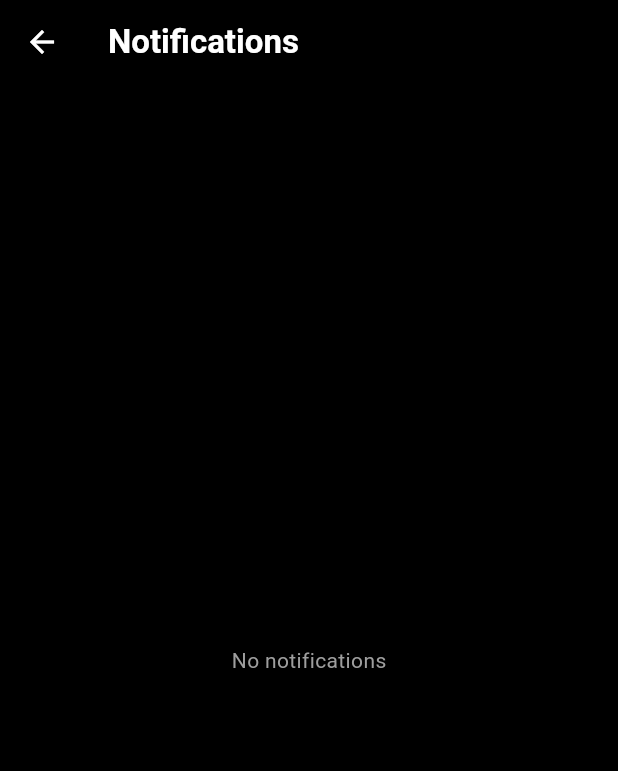
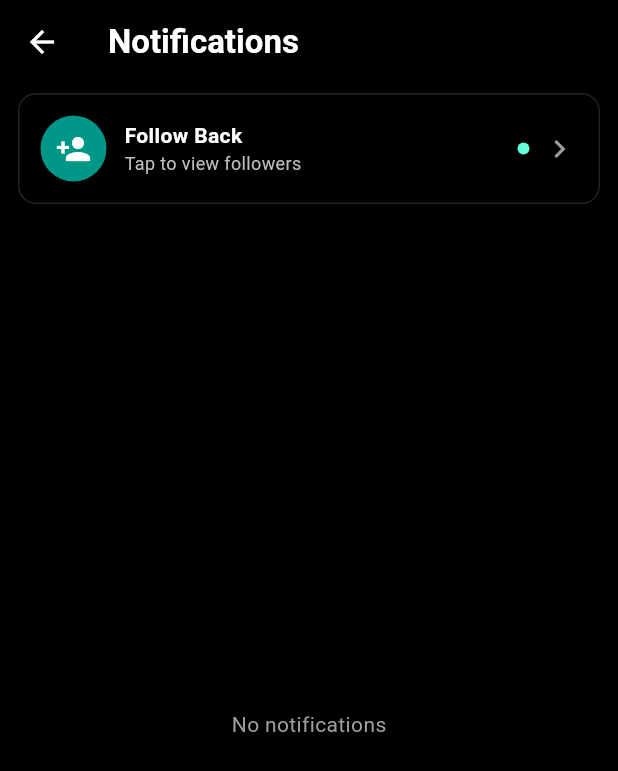
Before and after one commit to jereenajohn/My_Skates, a Flutter app: the UserNotificationPage screen opened directly, on a phone screen of 412 x 824 dp. Shown: the top 771 px of the screen. Run offline on Flutter 3.47's test engine with Material 3 defaults, Android fonts, the phone set to English and light mode, and no system bars; our stand-ins replace app_links, file_picker, fl_chart, flutter_carousel_widget, flutter_map, flutter_svg and 6 more; missing offline and left inert: razorpay_flutter; accounts and stored records are empty; network calls fail.

Commit message:
coach and user notification updated

```diff
--- a/lib/STUDENTS/user_followers_list.dart
+++ b/lib/STUDENTS/user_followers_list.dart
@@ -225,6 +225,7 @@ Widget _buildFollowerTile(Map<String, dynamic> follower) {
                           style: TextStyle(
                             fontSize: 11,
                             fontWeight: FontWeight.w600,
+                            color: Colors.white,
                           ),
                         ),
                 ),
--- a/lib/STUDENTS/user_notification page.dart
+++ b/lib/STUDENTS/user_notification page.dart
@@ -3,6 +3,7 @@ import 'package:flutter/material.dart';
 import 'package:http/http.dart' as http;
 import 'package:intl/intl.dart';
 import 'package:my_skates/STUDENTS/Home_Page.dart';
+import 'package:my_skates/STUDENTS/user_followers_list.dart';
 import 'package:shared_preferences/shared_preferences.dart';
 import 'package:my_skates/api.dart';
 
@@ -10,12 +11,10 @@ class UserNotificationPage extends StatefulWidget {
   const UserNotificationPage({super.key});
 
   @override
-  State<UserNotificationPage> createState() =>
-      _UserNotificationPageState();
+  State<UserNotificationPage> createState() => _UserNotificationPageState();
 }
 
-class _UserNotificationPageState
-    extends State<UserNotificationPage> {
+class _UserNotificationPageState extends State<UserNotificationPage> {
   List<Map<String, dynamic>> notifications = [];
   bool loading = true;
 
@@ -55,12 +54,12 @@ class _UserNotificationPageState
       final decoded = jsonDecode(res.body);
       final List data = decoded["data"] ?? [];
 
-      notifications = data.map<Map<String, dynamic>>((e) {
+      notifications =
+          data.map<Map<String, dynamic>>((e) {
             final m = Map<String, dynamic>.from(e);
 
             m["created_at"] =
-            DateTime.tryParse(m["created_at"] ?? "") ??
-                DateTime.now();
+                DateTime.tryParse(m["created_at"] ?? "") ?? DateTime.now();
 
             m["isLoading"] = false;
 
@@ -80,10 +79,11 @@ class _UserNotificationPageState
             }
 
             return m;
-      }).toList()
-        ..sort((a, b) =>
-            (b["created_at"] as DateTime)
-                .compareTo(a["created_at"] as DateTime));
+          }).toList()..sort(
+            (a, b) => (b["created_at"] as DateTime).compareTo(
+              a["created_at"] as DateTime,
+            ),
+          );
 
       setState(() => loading = false);
     } catch (e) {
@@ -154,7 +154,6 @@ class _UserNotificationPageState
 
   String notificationText(Map<String, dynamic> n) {
     switch (n["notification_type"]) {
-
       case "follow_request":
         return "requested to follow you.";
 
@@ -165,7 +164,7 @@ String notificationText(Map<String, dynamic> n) {
         return "you are now following each other.";
 
       case "following_each_other":
-      return "you are now following each other.";
+        return "and you are now following each other.";
 
       case "follow_back_request":
         return "requested you to follow back.";
@@ -192,10 +191,7 @@ String notificationText(Map<String, dynamic> n) {
 
   Widget avatar(String? image, String name) {
     if (image != null && image.isNotEmpty) {
-      return CircleAvatar(
-        radius: 22,
-        backgroundImage: NetworkImage(image),
-      );
+      return CircleAvatar(radius: 22, backgroundImage: NetworkImage(image));
     }
 
     return CircleAvatar(
@@ -230,15 +226,79 @@ String notificationText(Map<String, dynamic> n) {
         ),
         title: const Text(
           "Notifications",
-          style: TextStyle(
-            fontWeight: FontWeight.w700,
-            color: Colors.white,
-          ),
+          style: TextStyle(fontWeight: FontWeight.w700, color: Colors.white),
         ),
       ),
      body: loading
     ? const Center(child: CircularProgressIndicator())
-          : notifications.isEmpty
+    : Column(
+        children: [
+
+          // 🔵 TOP FOLLOW REQUEST DESIGN
+          InkWell(
+            onTap: () {
+             Navigator.push(context, MaterialPageRoute(builder: (context)=>UserFollowersList()));
+              // 👉 navigate wherever you want later
+            },
+            child: Container(
+              margin: const EdgeInsets.symmetric(horizontal: 12, vertical: 6),
+              padding: const EdgeInsets.symmetric(horizontal: 14, vertical: 14),
+              decoration: BoxDecoration(
+                color: Colors.black,
+                borderRadius: BorderRadius.circular(12),
+                border: Border.all(color: Colors.grey.shade900),
+              ),
+              child: Row(
+                children: [
+                  const CircleAvatar(
+                    radius: 22,
+                    backgroundColor: Colors.teal,
+                    child: Icon(Icons.person_add, color: Colors.white),
+                  ),
+                  const SizedBox(width: 12),
+
+                  Expanded(
+                    child: Column(
+                      crossAxisAlignment: CrossAxisAlignment.start,
+                      children: [
+                        const Text(
+                          "Follow Back ",
+                          style: TextStyle(
+                            color: Colors.white,
+                            fontWeight: FontWeight.w700,
+                          ),
+                        ),
+                        Text(
+                          "Tap to view followers",
+                          style: TextStyle(
+                            color: Colors.grey.shade400,
+                            fontSize: 12,
+                          ),
+                        ),
+                      ],
+                    ),
+                  ),
+
+                  // dot
+                  Container(
+                    width: 8,
+                    height: 8,
+                    decoration: const BoxDecoration(
+                      color: Colors.tealAccent,
+                      shape: BoxShape.circle,
+                    ),
+                  ),
+
+                  const SizedBox(width: 8),
+                  const Icon(Icons.chevron_right, color: Colors.grey),
+                ],
+              ),
+            ),
+          ),
+
+          // 🔽 EXISTING LIST (UNCHANGED)
+          Expanded(
+            child: notifications.isEmpty
                 ? const Center(
                     child: Text(
                       "No notifications",
@@ -255,35 +315,34 @@ String notificationText(Map<String, dynamic> n) {
 
                       return Container(
                         margin: const EdgeInsets.symmetric(
-                          horizontal: 12, vertical: 6),
+                          horizontal: 12,
+                          vertical: 6,
+                        ),
                         padding: const EdgeInsets.all(12),
                         decoration: BoxDecoration(
                           color: Colors.black,
                           borderRadius: BorderRadius.circular(12),
                         ),
                         child: Row(
-                        crossAxisAlignment:
-                            CrossAxisAlignment.start,
+                          crossAxisAlignment: CrossAxisAlignment.start,
                           children: [
                             avatar(n['actor_profile'], name),
                             const SizedBox(width: 12),
                             Expanded(
                               child: Column(
-                              crossAxisAlignment:
-                                  CrossAxisAlignment.start,
+                                crossAxisAlignment: CrossAxisAlignment.start,
                                 children: [
                                   RichText(
                                     text: TextSpan(
                                       style: const TextStyle(
                                         color: Colors.white,
-                                        fontSize: 14),
+                                        fontSize: 14,
+                                      ),
                                       children: [
                                         TextSpan(
                                           text: name,
-                                        style:
-                                            const TextStyle(
-                                          fontWeight:
-                                              FontWeight.w600,
+                                          style: const TextStyle(
+                                            fontWeight: FontWeight.w600,
                                           ),
                                         ),
                                         TextSpan(
@@ -292,8 +351,7 @@ String notificationText(Map<String, dynamic> n) {
                                         TextSpan(
                                           text:
                                               "• ${timeAgo(n['created_at'])}",
-                                        style:
-                                            const TextStyle(
+                                          style: const TextStyle(
                                             color: Colors.grey,
                                             fontSize: 12,
                                           ),
@@ -302,48 +360,35 @@ String notificationText(Map<String, dynamic> n) {
                                     ),
                                   ),
 
-                                // ONLY FOLLOW REQUEST → Confirm / Ignore
-                                if (n["status_ui"] ==
-                                    "request_pending")
+                                  if (n["status_ui"] == "request_pending")
                                     Padding(
-                                    padding:
-                                        const EdgeInsets.only(
-                                            top: 10),
+                                      padding: const EdgeInsets.only(top: 10),
                                       child: Row(
                                         children: [
                                           ElevatedButton(
-                                          style:
-                                              ElevatedButton
-                                                  .styleFrom(
-                                            backgroundColor:
-                                                Colors
+                                            style: ElevatedButton.styleFrom(
+                                              backgroundColor: Colors
                                                   .tealAccent
                                                   .shade700,
-                                            foregroundColor:
-                                                Colors.white,
+                                              foregroundColor: Colors.white,
                                             ),
-                                          onPressed:
-                                              n["isLoading"]
+                                            onPressed: n["isLoading"]
                                                 ? null
                                                 : () =>
-                                                      confirmFollowRequest(
-                                                          index),
-                                          child:
-                                              const Text(
-                                                  "Confirm"),
+                                                    confirmFollowRequest(index),
+                                            child: const Text("Confirm"),
                                           ),
-                                        const SizedBox(
-                                            width: 8),
+                                          const SizedBox(width: 8),
                                           OutlinedButton(
-                                          onPressed:
-                                              n["isLoading"]
+                                            onPressed: n["isLoading"]
                                                 ? null
                                                 : () =>
-                                                      ignoreFollowRequest(
-                                                          index),
-                                          child:
-                                              const Text(
-                                                  "Ignore"),
+                                                    ignoreFollowRequest(index),
+                                            child: const Text(
+                                              "Ignore",
+                                              style: TextStyle(
+                                                  color: Colors.white),
+                                            ),
                                           ),
                                         ],
                                       ),
@@ -356,6 +401,9 @@ String notificationText(Map<String, dynamic> n) {
                       );
                     },
                   ),
+          ),
+        ],
+      ),
     );
   }
 }
--- a/lib/api.dart
+++ b/lib/api.dart
@@ -1 +1 @@
-String api = "https://plenty-dolls-fix.loca.lt";
+String api = "https://lazy-melons-buy.loca.lt";
```
Also changed, not shown: lib/COACH/coach_notification_page.dart (+109 -10 lines). Lines whose indentation alone changed are shown as unchanged.
